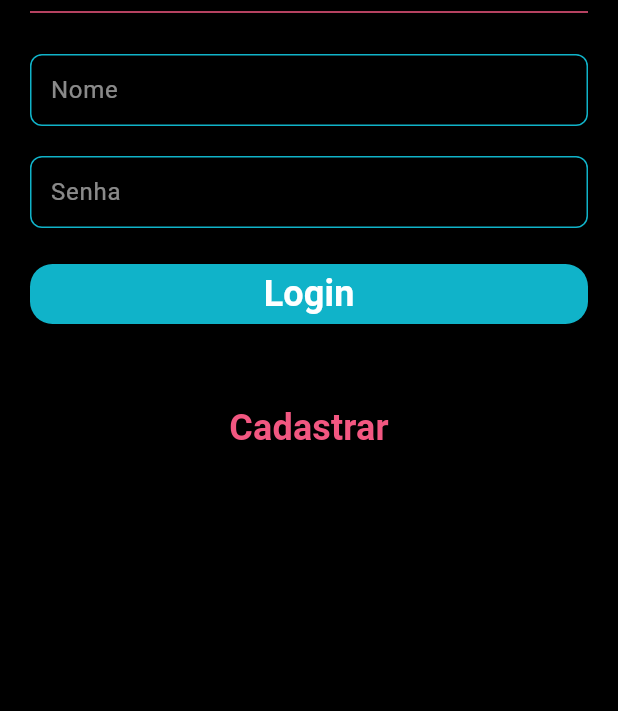
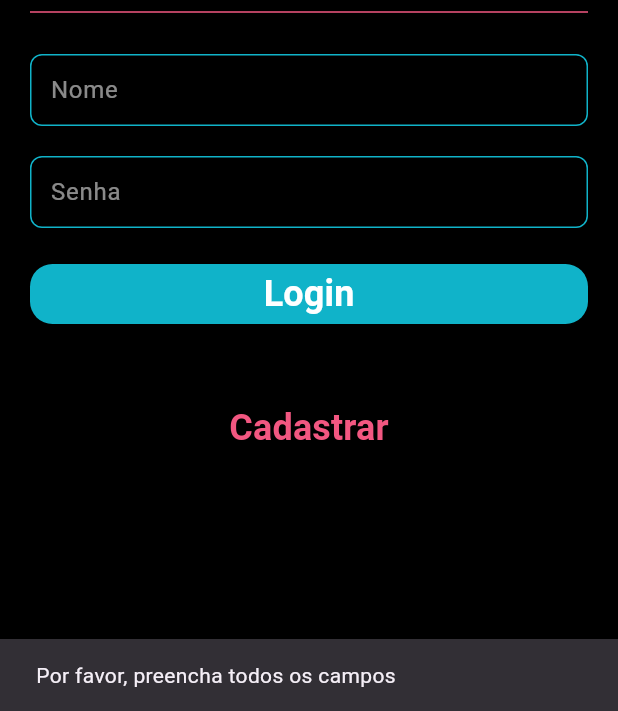
Before and after one commit to lucianoagc/DevNutri, a Flutter app: the screen it shows after launch, after a tap on "Login", on a phone screen of 412 x 824 dp, the part 525-1236 px from its top. Run offline on Flutter 3.47's test engine with Material 3 defaults, Android fonts, the phone set to English and light mode, and no system bars; our stand-ins replace carousel_slider, sqflite; accounts and stored records are empty.

Commit message:
feat: adicionado banco de dados para cadastro de user e login

```diff
--- a/lib/views/login.dart
+++ b/lib/views/login.dart
@@ -1,14 +1,41 @@
+import 'package:flutter/material.dart';
 import 'package:devnutri/common/cores.dart';
-import 'package:flutter/material.dart';
 import '../utils/botao.dart';
-
 import '../utils/campoTexto.dart';
+import '../database_helper.dart';
 
 class Login extends StatelessWidget {
   const Login({Key? key}) : super(key: key);
 
   @override
   Widget build(BuildContext context) {
+    final _nameController = TextEditingController();
+    final _passwordController = TextEditingController();
+
+    Future<void> _login() async {
+      String name = _nameController.text;
+      String password = _passwordController.text;
+
+      if (name.isEmpty || password.isEmpty) {
+        ScaffoldMessenger.of(context).showSnackBar(
+          const SnackBar(content: Text('Por favor, preencha todos os campos')),
+        );
+        return;
+      }
+
+      List<Map<String, dynamic>> users = await DatabaseHelper().queryAll('user');
+      bool userExists = users.any((user) =>
+          user['name'] == name && user['password'] == password);
+
+      if (userExists) {
+        Navigator.pushReplacementNamed(context, '/principal');
+      } else {
+        ScaffoldMessenger.of(context).showSnackBar(
+          const SnackBar(content: Text('Usuário ou senha incorretos')),
+        );
+      }
+    }
+
     return Scaffold(
       backgroundColor: MinhasCores.preto,
       body: Padding(
@@ -24,39 +51,26 @@ class Login extends StatelessWidget {
                 height: 330,
                 fit: BoxFit.contain,
               ),
-
-              const Divider(
-                color: MinhasCores.rosa,
-              ),
-
-              const SizedBox(
-                  height:
-                      20), // Adiciona espaço entre a imagem e o campo de texto
-
-              const CampoTexto(
+              const Divider(color: MinhasCores.rosa),
+              const SizedBox(height: 20), // Adiciona espaço entre a imagem e o campo de texto
+              CampoTexto(
                 texto: 'Nome',
                 mensagem: 'Digite seu nome',
+                controller: _nameController,
               ),
-
-              const SizedBox(
-                  height: 20), // Adiciona espaço entre os campos de texto
-
-              const CampoTexto(
+              const SizedBox(height: 20), // Adiciona espaço entre os campos de texto
+              CampoTexto(
                 texto: 'Senha',
                 mensagem: 'Digite sua senha',
+                controller: _passwordController,
               ),
-
-              const SizedBox(
-                  height:
-                      20), // Adiciona espaço entre o campo de texto e o botão
-
+              const SizedBox(height: 20), // Adiciona espaço entre o campo de texto e o botão
               BotaoPequeno(
                 text: 'Login',
-                onPressed: () {},
+                onPressed: _login,
                 tamanho: const Size(380, 30),
                 tamanhoTexto: 24,
               ),
-
               const SizedBox(height: 40),
               BotaoPequeno(
                 text: 'Cadastrar',
```
Also changed, not shown: lib/database_helper.dart (added, +59 -0 lines), lib/models/user.dart (added, +32 -0 lines), lib/views/cadastroUsuario.dart (+55 -17 lines), pubspec.yaml (+9 -66 lines), pubspec.lock, 2 other files.
